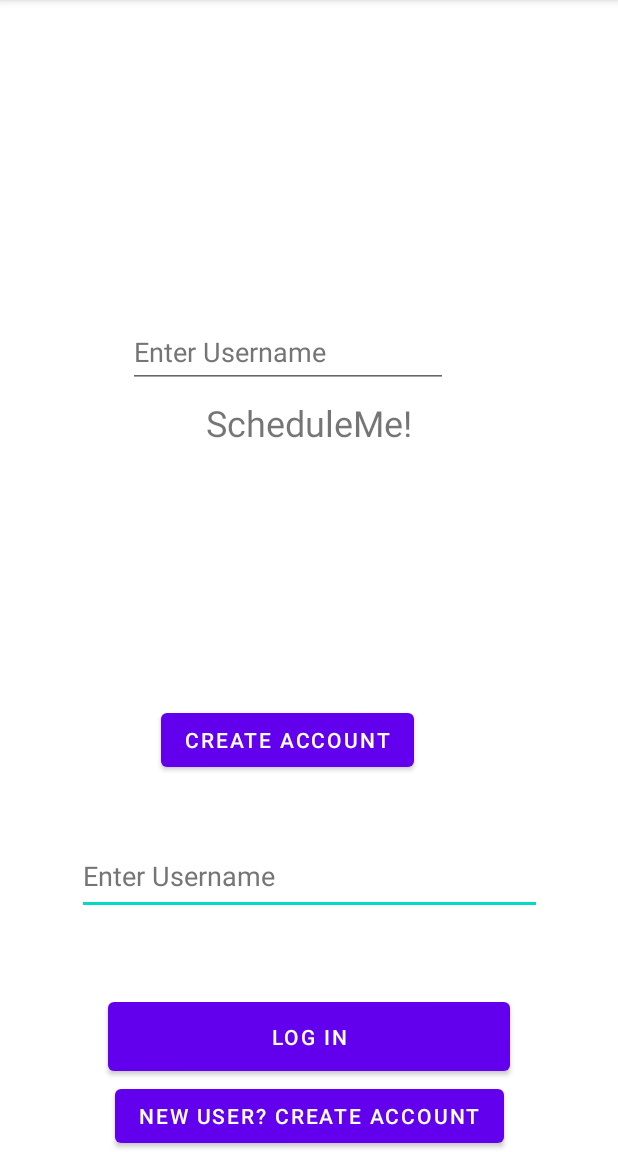
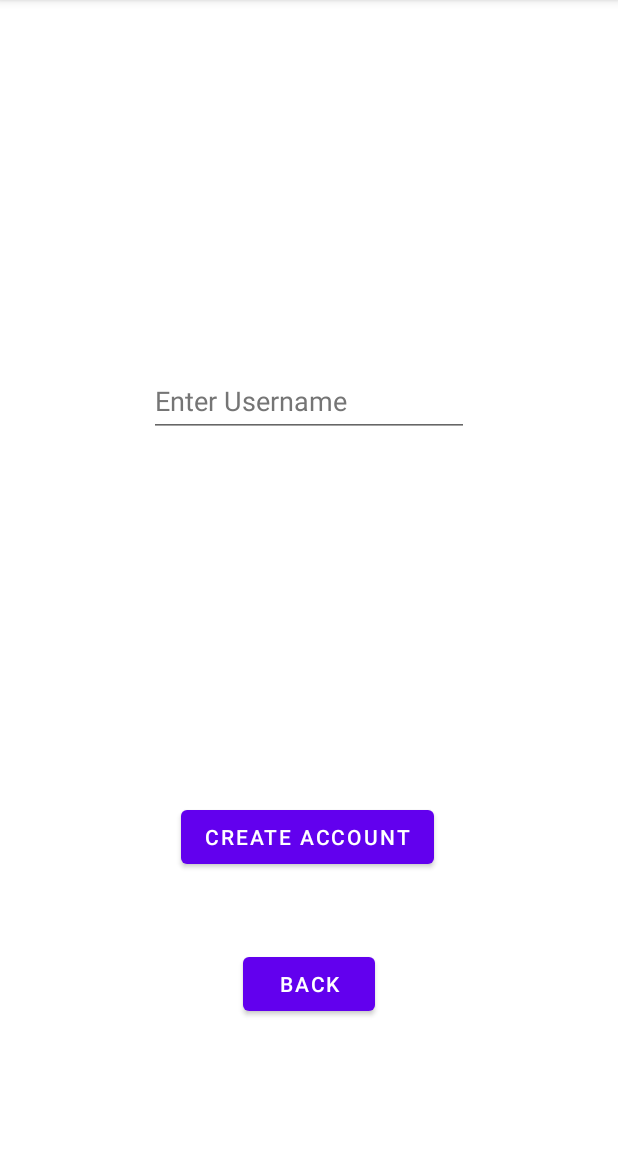
Before and after one commit to owenfab/GroupBSchedulingSoftwareSEFall2022, an Android app: the screen it shows after launch (LoginActivity), after a tap on "NEW USER? CREATE ACCOUNT", on a phone screen of 412 x 824 dp, the part 84-1236 px from its top. Run offline under Robolectric (Android 15) with nearby library versions, the phone set to English and light mode, and no system bars; our stand-ins replace Firebase (no records; nobody signed in at launch, a user with empty details on screens opened directly).

Commit message:
maybe final versions versions of LoginActivity, activity_login.xml, NewUser, fragment_new_user.xml, and User

```diff
--- a/app/src/main/java/com/example/groupbschedulingsoftwaresefall2022/LoginActivity.java
+++ b/app/src/main/java/com/example/groupbschedulingsoftwaresefall2022/LoginActivity.java
@@ -1,42 +1,107 @@
 package com.example.groupbschedulingsoftwaresefall2022;
 
+import androidx.annotation.NonNull;
 import androidx.appcompat.app.AppCompatActivity;
 
+import android.content.Context;
+import android.content.Intent;
 import android.os.Bundle;
 import android.view.View;
 import android.widget.Button;
 import android.widget.EditText;
+import android.widget.TextView;
 import android.widget.Toast;
 
-public class LoginActivity extends AppCompatActivity implements View.OnClickListener {
+import com.google.android.gms.tasks.OnCompleteListener;
+import com.google.android.gms.tasks.OnFailureListener;
+import com.google.android.gms.tasks.OnSuccessListener;
+import com.google.android.gms.tasks.Task;
+import com.google.firebase.FirebaseApp;
+import com.google.firebase.firestore.DocumentReference;
+import com.google.firebase.firestore.DocumentSnapshot;
+import com.google.firebase.firestore.FirebaseFirestore;
+
+import java.util.HashMap;
+import java.util.Map;
+
+public class LoginActivity extends AppCompatActivity {
 
     Button newUser;
+    Button loginButton;
+
+    TextView name;
+
     EditText username;
+
+    FirebaseFirestore fb;
 
     @Override
     protected void onCreate(Bundle savedInstanceState) {
         super.onCreate(savedInstanceState);
         setContentView(R.layout.activity_login);
 
-        newUser = findViewById(R.id.new_user_button);
-        newUser.setOnClickListener(this);
+        FirebaseApp.initializeApp(this);
 
+        fb = FirebaseFirestore.getInstance();
+
+        newUser = (Button)findViewById(R.id.new_user_button);
+        loginButton = (Button)findViewById(R.id.button2);
+        username = (EditText)findViewById(R.id.editTextTextEmailAddress);
+        name = (TextView)findViewById(R.id.textView);
+
+        loginButton.setOnClickListener(new View.OnClickListener() {
+            @Override
+            public void onClick(View view) {
+                //get username
+                String userID = username.getText().toString();
+                //check if empty
+                if (userID.trim().equals("")) {
+                    Toast.makeText(LoginActivity.this, "Please enter a username",
+                            Toast.LENGTH_SHORT).show();
+                }
+                //otherwise
+                else {
+                    //attempt to read in data
+                    DocumentReference documentReference = fb.collection("users").document(userID);
+                    documentReference.get().addOnCompleteListener(new OnCompleteListener<DocumentSnapshot>() {
+                        @Override
+                        public void onComplete(@NonNull Task<DocumentSnapshot> task) {
+                            //if user is in db
+                            if (task.isSuccessful()) {
+                                DocumentSnapshot document = task.getResult();
+                                if (document.exists()) {
+                                    //successful login!
+                                    Intent toCreationActivity = new Intent(LoginActivity.this, calendarView.class);
+                                    toCreationActivity.putExtra("username", userID);
+                                    LoginActivity.this.startActivity(toCreationActivity);
+                                }
+                                //if user is not in db
+                                else {
+                                    Toast.makeText(LoginActivity.this, "Username not registered; please create an account",
+                                            Toast.LENGTH_LONG).show();
+                                }
+                            }
+                            //if task failed
+                            else {
+                                Toast.makeText(LoginActivity.this, "Task failed; try again",
+                                        Toast.LENGTH_LONG).show();
+                            }
+                        }
+                    });
+                }
+            }
+        });
+
+        newUser.setOnClickListener(new View.OnClickListener() {
+            @Override
+            public void onClick(View view) {
+                newUser.setVisibility(View.GONE);
+                loginButton.setVisibility(View.GONE);
+                name.setVisibility(View.GONE);
+                username.setVisibility(View.GONE);
+                getSupportFragmentManager().beginTransaction().replace(R.id.container, new NewUser()).commit();
+            }
+        });
     }
 
-    @Override
-    public void onClick(View view) {
-        if (view.getId() == R.id.new_user_button) {
-            getSupportFragmentManager().beginTransaction().replace(R.id.container, new NewUser()).commit();
-        }
-    }
-
-    public void login(View view) {
-        username = (EditText) findViewById(R.id.editTextTextEmailAddress);
-        String userID = username.getText().toString();
-        if (userID.equals("owenfab")) {
-            Toast.makeText(getApplicationContext(), "Welcome!", Toast.LENGTH_SHORT);
-        }
-        else
-            Toast.makeText(getApplicationContext(), "This username is not registered", Toast.LENGTH_LONG);
-    }
 }
--- a/app/src/main/res/layout/activity_login.xml
+++ b/app/src/main/res/layout/activity_login.xml
@@ -8,10 +8,10 @@
 
     <FrameLayout
         android:id="@+id/container"
-        android:layout_width="384dp"
-        android:layout_height="665dp"
+        android:layout_width="411dp"
+        android:layout_height="730dp"
         app:layout_constraintStart_toStartOf="parent"
-        app:layout_constraintTop_toTopOf="parent"></FrameLayout>
+        app:layout_constraintTop_toTopOf="parent" />
 
     <EditText
         android:id="@+id/editTextTextEmailAddress"
@@ -26,7 +26,8 @@
         app:layout_constraintEnd_toEndOf="parent"
         app:layout_constraintStart_toStartOf="parent"
         app:layout_constraintTop_toTopOf="parent"
-        app:layout_constraintVertical_bias="0.915" />
+        app:layout_constraintVertical_bias="0.915"
+        tools:ignore="TextFields" />
 
 
     <Button
@@ -36,8 +37,7 @@
         android:text="@string/log_in"
         app:layout_constraintBottom_toTopOf="@+id/new_user_button"
         app:layout_constraintEnd_toEndOf="parent"
-        app:layout_constraintStart_toStartOf="parent"
-        android:onClick="login"/>
+        app:layout_constraintStart_toStartOf="parent" />
 
     <TextView
         android:id="@+id/textView"
--- a/app/src/main/res/layout/fragment_new_user.xml
+++ b/app/src/main/res/layout/fragment_new_user.xml
@@ -35,4 +35,14 @@
         app:layout_constraintEnd_toEndOf="parent"
         app:layout_constraintHorizontal_bias="0.497"
         app:layout_constraintStart_toStartOf="parent" />
+
+    <Button
+        android:id="@+id/back_button"
+        android:layout_width="wrap_content"
+        android:layout_height="wrap_content"
+        android:text="@string/back"
+        app:layout_constraintBottom_toBottomOf="parent"
+        app:layout_constraintEnd_toEndOf="parent"
+        app:layout_constraintStart_toStartOf="parent"
+        app:layout_constraintTop_toBottomOf="@+id/createacc_id" />
 </androidx.constraintlayout.widget.ConstraintLayout>
--- a/app/src/main/res/values/strings.xml
+++ b/app/src/main/res/values/strings.xml
@@ -34,4 +34,5 @@
   <string name="name">Name</string>
   <string name="event_start_time">Start Time</string>
   <string name="event_end_time">End Time</string>
+    <string name="back">Back</string>
 </resources>
```
Also changed, not shown: app/src/main/java/com/example/groupbschedulingsoftwaresefall2022/NewUser.java (+20 -11 lines), app/src/main/java/com/example/groupbschedulingsoftwaresefall2022/User.java (+4 -29 lines).
